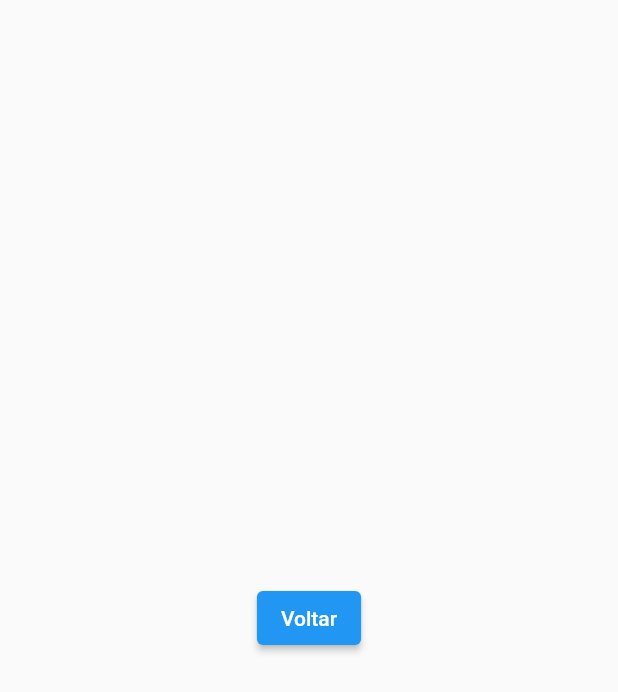
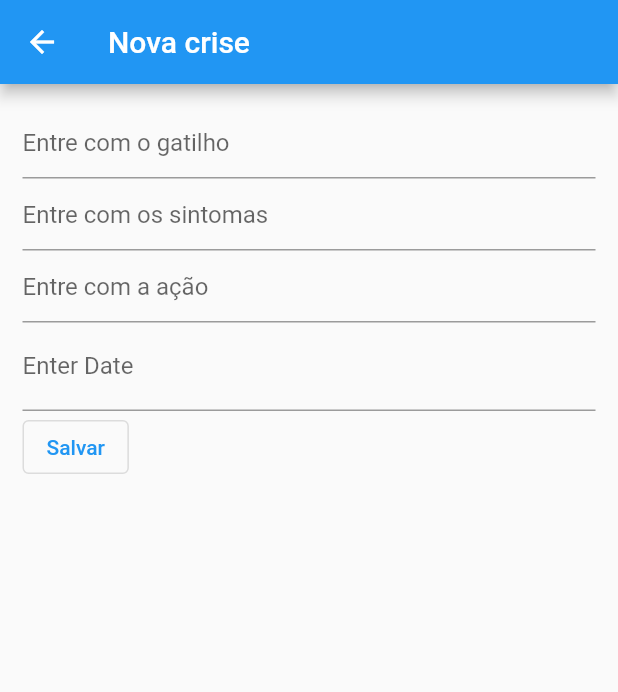
Before and after one commit to JenniferBrito/anxiety-tracker, a Flutter app: the screen it shows after launch, after a tap on the "add" icon, on a phone screen of 412 x 824 dp. Shown: the top 692 px of the screen. Run offline on Flutter 3.47's test engine with Material 2 defaults, Android fonts, the phone set to English and light mode, and no system bars; our stand-ins replace cloud_firestore, firebase_core; accounts and stored records are empty; generated files the repository leaves out were written again.

Commit message:
Form outlined

```diff
--- a/lib/pages/crisis_entrys.dart
+++ b/lib/pages/crisis_entrys.dart
@@ -1,5 +1,3 @@
-import 'dart:html';
-
 import 'package:anxiety_tracker/pages/new_crise.dart';
 import 'package:flutter/material.dart';
 
@@ -25,7 +23,7 @@ class CrisisEntry extends StatelessWidget {
         child: const Icon(Icons.add),
         onPressed: () {
           Navigator.push(context,
-              MaterialPageRoute(builder: (context) => const NewCrise()));
+              MaterialPageRoute(builder: (context) =>  NewCrise()));
         },
       ),
     );
--- a/lib/pages/new_crise.dart
+++ b/lib/pages/new_crise.dart
@@ -1,18 +1,56 @@
+import 'package:anxiety_tracker/database/db_service.dart';
 import 'package:flutter/material.dart';
 
-class NewCrise extends StatelessWidget {
-  const NewCrise({Key? key}) : super(key: key);
+class NewCrise extends StatefulWidget {
+  NewCrise({Key? key}) : super(key: key);
+
+  @override
+  State<NewCrise> createState() => _NewCriseState();
+}
+
+class _NewCriseState extends State<NewCrise> {
+  final GlobalKey<FormState> _formKey = GlobalKey<FormState>();
 
   @override
   Widget build(BuildContext context) {
+    DatabaseService dbService = DatabaseService();
+
     return Scaffold(
-      body: Center(
-        child: ElevatedButton(
-            onPressed: () {
-              Navigator.pop(context);
-            },
-            child: const Text('Voltar')),
+      appBar: AppBar(
+        title: const Text('Nova crise'),
+      ),
+      body: Padding(
+        padding: const EdgeInsets.all(15),
+        child: Form(
+          key: _formKey,
+          child: Column(
+            crossAxisAlignment: CrossAxisAlignment.start,
+            children: [
+              TextFormField(
+                decoration:
+                    const InputDecoration(hintText: 'Entre com o gatilho'),
+              ),
+              TextFormField(
+                decoration:
+                    const InputDecoration(hintText: 'Entre com os sintomas'),
+              ),
+              TextFormField(
+                decoration: const InputDecoration(hintText: 'Entre com a ação'),
+              ),
+              InputDatePickerFormField(
+                  firstDate: DateTime(2015, 1, 1), lastDate: DateTime.now()),
+              OutlinedButton(
+                autofocus: false,
+                clipBehavior: Clip.none,
+                child: const Text('Salvar'),
+                onPressed: () => _submit(),
+              ),
+            ],
+          ),
+        ),
       ),
     );
   }
 }
+
+void _submit() {}
```
